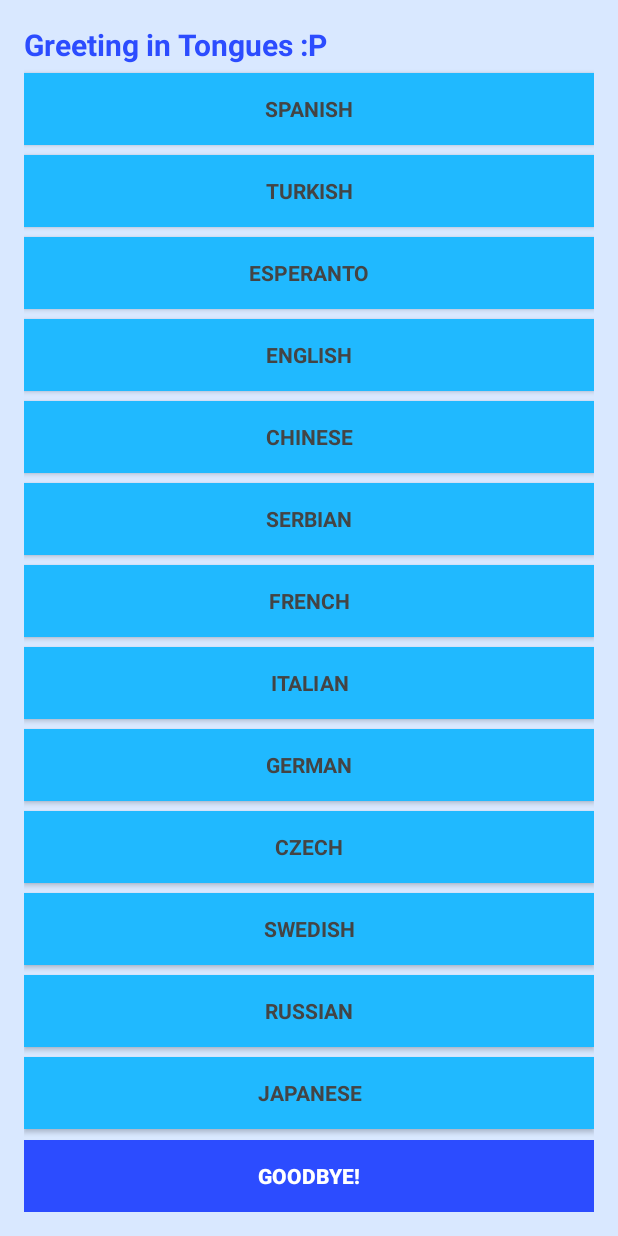
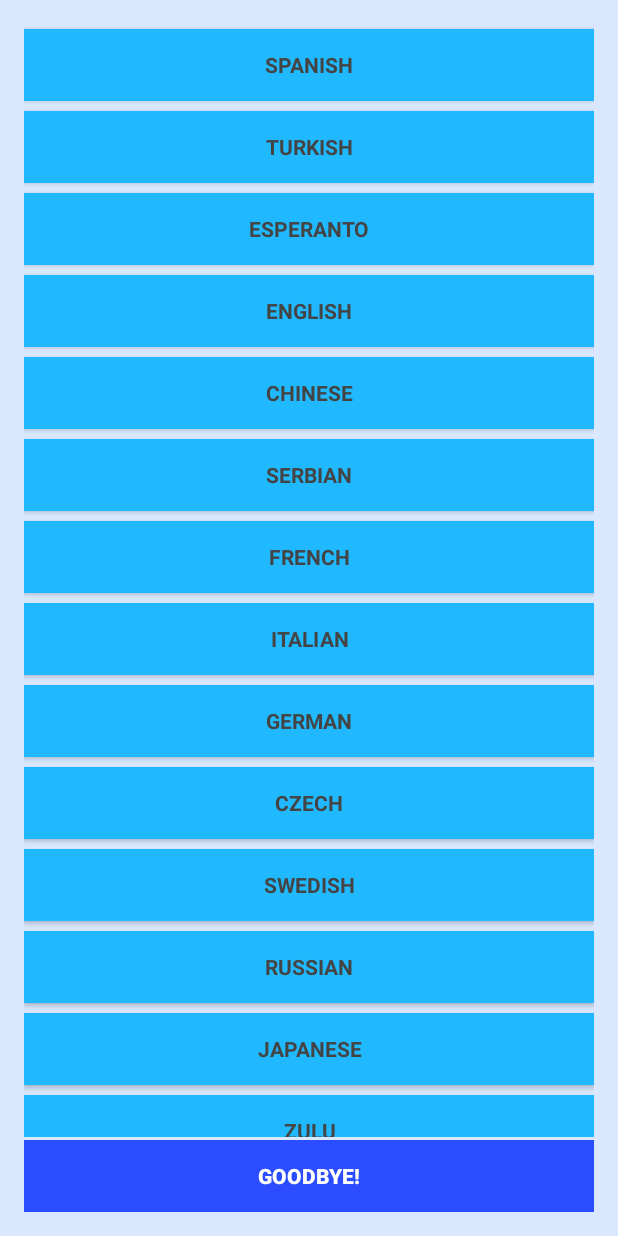
Before and after one commit to samardzicnenad/AndroidHackerati, an Android app: the screen it shows after launch (MainActivity), on a phone screen of 412 x 824 dp. Run offline under Robolectric (Android 15) with nearby library versions, the phone set to English and light mode, and no system bars.

Commit message:
GreetingInTongues: Changed the icon, removed the textbox with the app name and changed the app name

```diff
--- a/GreetinginTongues/app/src/main/res/layout/activity_main.xml
+++ b/GreetinginTongues/app/src/main/res/layout/activity_main.xml
@@ -36,16 +36,6 @@
         android:layout_gravity="center"
         android:orientation="vertical"
         android:layout_above="@id/bottomLL" >
-
-        <TextView
-            android:layout_width="match_parent"
-            android:layout_height="wrap_content"
-            android:layout_gravity="start"
-            android:layout_marginBottom="2dp"
-            android:text="@string/app_name"
-            android:textColor="#ff2c4cff"
-            android:textSize="20sp"
-            android:textStyle="bold" />
 
         <ScrollView
             android:id="@+id/btnScrollView"
--- a/GreetinginTongues/app/src/main/res/values/strings.xml
+++ b/GreetinginTongues/app/src/main/res/values/strings.xml
@@ -1,5 +1,5 @@
 <resources>
-    <string name="app_name">Greeting in Tongues :P</string>
+    <string name="app_name">Greeting in Tongues</string>
 
     <string name="EN">English</string>
     <string name="ENT">Hello world!</string>
```
Also changed, not shown: GreetinginTongues/app/src/main/ic_launcher-web.png (added), GreetinginTongues/app/src/main/res/mipmap-hdpi/ic_launcher.png, GreetinginTongues/app/src/main/res/mipmap-mdpi/ic_launcher.png, GreetinginTongues/app/src/main/res/mipmap-xhdpi/ic_launcher.png, GreetinginTongues/app/src/main/res/mipmap-xxhdpi/ic_launcher.png, GreetinginTongues/app/src/main/res/mipmap-xxxhdpi/ic_launcher.png (added).
